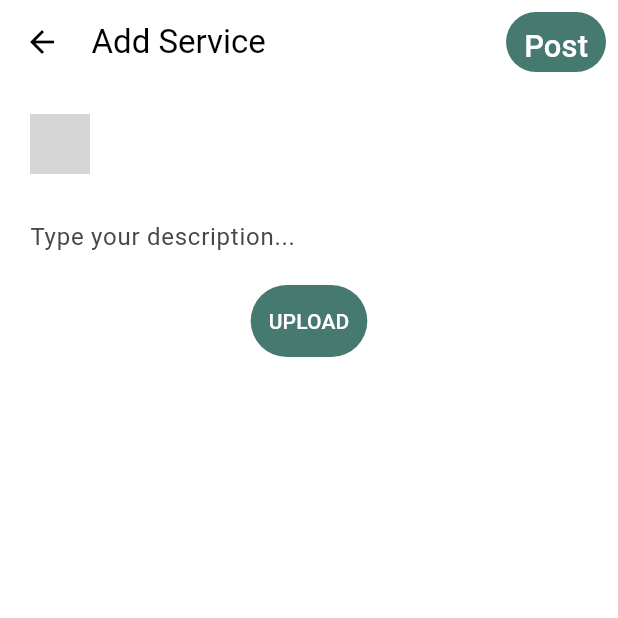
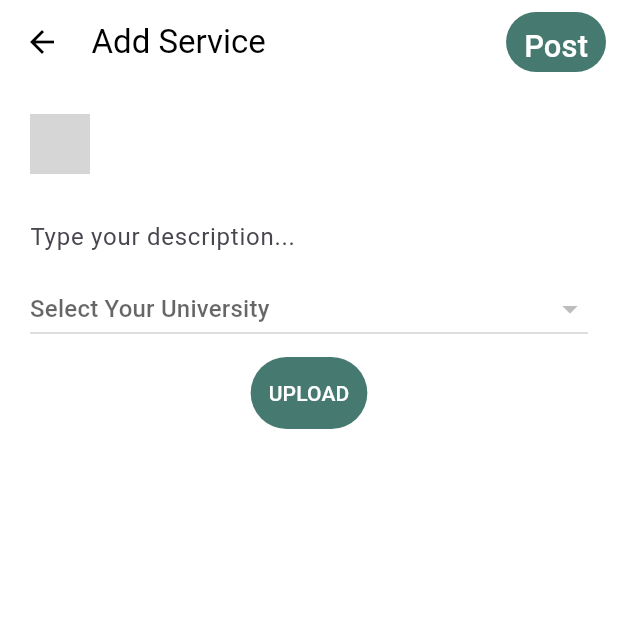
Before and after one commit to AhmedAyman26/studentHub, a Flutter app: the SubjectPageBody screen opened directly, after a tap on the "add" icon, on a phone screen of 412 x 824 dp, the top half of it. Run offline on Flutter 3.47's test engine with Material 3 defaults, Android fonts, the light colour scheme and no system bars; our stand-ins replace bloc, cloud_firestore, conditional_builder_null_safety, dio, email_validator, equatable and 13 more; missing offline and left inert: favorite_button, flutter_onboard; accounts and stored records are empty; generated files the repository leaves out were written again; network calls fail; grey boxes are pictures that could not be loaded.

Commit message:
refactoring services

```diff
--- a/lib/features/authentication/presentation/pages/login_page/login_cubit.dart
+++ b/lib/features/authentication/presentation/pages/login_page/login_cubit.dart
@@ -25,8 +25,8 @@ class LoginCubit extends Cubit<LoginState>
     emit(state.copyWith(loginState: RequestStatus.loading));
     try
     {
-      await _loginUseCase.call(input);
-      emit(state.copyWith(loginState: RequestStatus.success,));
+      final userData=await _loginUseCase.call(input);
+      emit(state.copyWith(loginState: RequestStatus.success,userData: userData));
     }
     catch(error)
     {
--- a/lib/features/authentication/presentation/pages/register_page/register_cubit.dart
+++ b/lib/features/authentication/presentation/pages/register_page/register_cubit.dart
@@ -33,13 +33,11 @@ class RegisterCubit extends Cubit<RegisterState> {
     try {
       final userData=await _registerDbUseCase.call(input);
       String firebaseId=await _registerFbUseCase.call(input);
-      print("firebase$firebaseId");
       final updatedUserData=userData.modify(firebaseId: firebaseId);
       emit(state.copyWith(registerState: RequestStatus.success,userData: updatedUserData));
     }
     catch(e)
     {
-      print(e.toString());
       emit(state.copyWith(registerState: RequestStatus.error,errorMessage: e.toString()));
     }
   }
--- a/lib/features/services/presentation/pages/add_service_page/pages/add_service.dart
+++ b/lib/features/services/presentation/pages/add_service_page/pages/add_service.dart
@@ -2,12 +2,14 @@ import 'package:flutter/material.dart';
 import 'package:flutter_bloc/flutter_bloc.dart';
 import 'package:flutter_screenutil/flutter_screenutil.dart';
 import 'package:graduation/common/cubits/user_cubit/user_cubit.dart';
+import 'package:graduation/features/services/domain/models/subject_model.dart';
 import 'package:graduation/features/services/presentation/pages/add_service_page/pages/add_service_cubit.dart';
 import 'package:graduation/features/services/presentation/pages/add_service_page/pages/add_service_state.dart';
 import 'package:graduation/features/services/presentation/pages/add_service_page/widgets/show_select_attachment_bottom_sheet.dart';
 import 'package:flutter_gen/gen_l10n/app_localizations.dart';
 class AddServicePage extends StatefulWidget {
-  const AddServicePage({super.key});
+  final List<SubjectModel> subjects;
+  const AddServicePage({super.key, required this.subjects});
 
 
   @override
@@ -18,6 +20,8 @@ class _AddServicePageState extends State<AddServicePage> {
 
   TextEditingController serviceNameController = TextEditingController();
 
+  String? selectedSubject;
+  int? subjectId;
 
   @override
   Widget build(BuildContext context) {
@@ -58,7 +62,8 @@ class _AddServicePageState extends State<AddServicePage> {
                     child: TextButton(
                         onPressed: () async{
                           if(true){
-                            const Center(child: CircularProgressIndicator());
+                            print("############${subjectId}");
+                            // const Center(child: CircularProgressIndicator());
                           }else
                           {
 
@@ -118,21 +123,6 @@ class _AddServicePageState extends State<AddServicePage> {
                   const SizedBox(
                     height: 18,
                   ),
-                  // Container(
-                  //   padding:  EdgeInsets.only(top: 10.h),
-                  //   child: SingleChildScrollView(
-                  //     child: DropdownButton(
-                  //       icon:const Icon(Icons.keyboard_arrow_down_rounded),
-                  //       items: GraduationCubit.get(context).subjectItems/*.take(7).toList()*/,
-                  //       hint: Text(AppLocalizations.of(context)!.select_subject),
-                  //       onChanged: (val) {
-                  //         GraduationCubit.get(context).changeSelectedSubject(val);
-                  //       },
-                  //       isExpanded: true,
-                  //       value: GraduationCubit.get(context).selectedSubject,
-                  //     ),
-                  //   ),
-                  // ),
                   TextFormField(
                     minLines: 1,
                     maxLines: 5,
@@ -146,6 +136,22 @@ class _AddServicePageState extends State<AddServicePage> {
                     ),
 
                   ),
+                  DropdownButton(
+                    items: widget.subjects.map((e) =>DropdownMenuItem(
+                      value: e.subjectName,
+                      child: Text(e.subjectName??''),
+                    ))
+                        .toList(),
+                    onChanged: (e) {
+                      selectedSubject = e;
+                      subjectId = widget.subjects.indexWhere((element) => element.subjectName==e)+1;
+                      setState(() {});
+                    },
+                    isExpanded: true,
+                    hint: Text(AppLocalizations.of(context)!.select_university),
+                    value:selectedSubject,
+                  ),
+
                   // Expanded(
                   //   child: Center(
                   //     child: GraduationCubit.get(context).
--- a/lib/features/services/presentation/pages/subjects_page/subjects_page.dart
+++ b/lib/features/services/presentation/pages/subjects_page/subjects_page.dart
@@ -66,12 +66,16 @@ class _SubjectPageBodyState extends State<SubjectPageBody> {
           }
         },
       ),
-      floatingActionButton: FloatingActionButton(
+      floatingActionButton: BlocBuilder<SubjectsCubit, SubjectsState>(
+  builder: (context, state) {
+    return FloatingActionButton(
           heroTag: 'btn',
           child: const Icon(Icons.add),
           onPressed: () {
-            navigateTo(context, const AddServicePage());
-          }),
+            navigateTo(context,  AddServicePage(subjects: state.subjects??[],));
+          });
+  },
+),
     );
   }
 }
```
Also changed, not shown: lib/features/authentication/presentation/pages/login_page/login_page.dart (+8 -8 lines), lib/features/authentication/presentation/pages/login_page/login_state.dart (+8 -4 lines).
